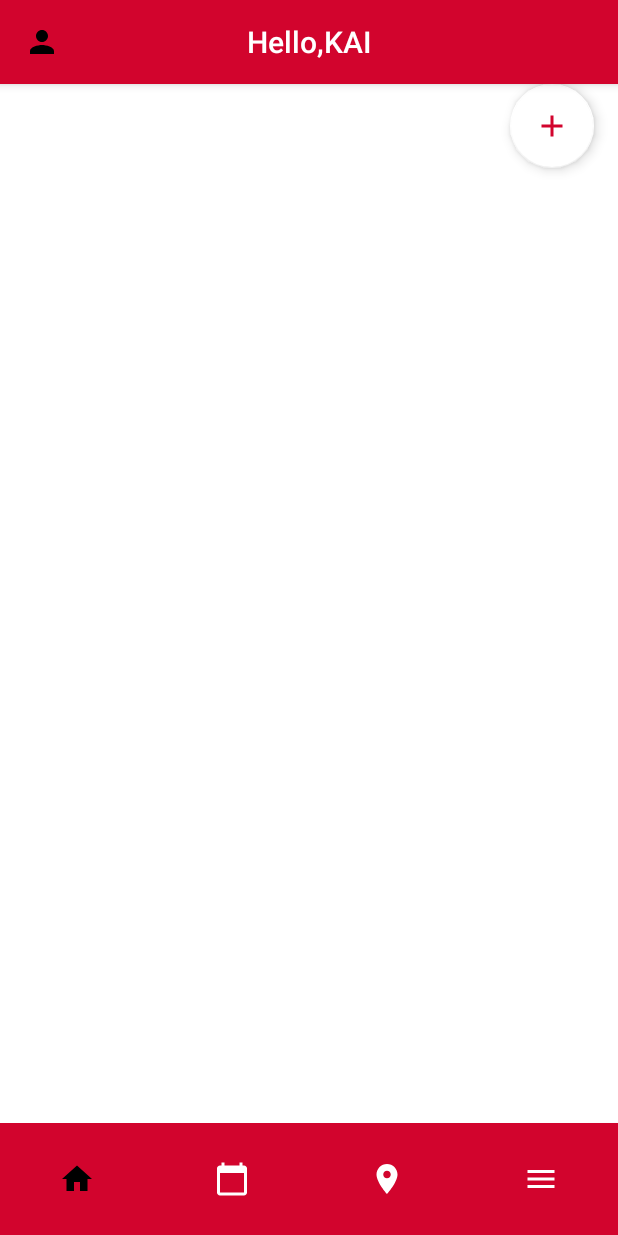
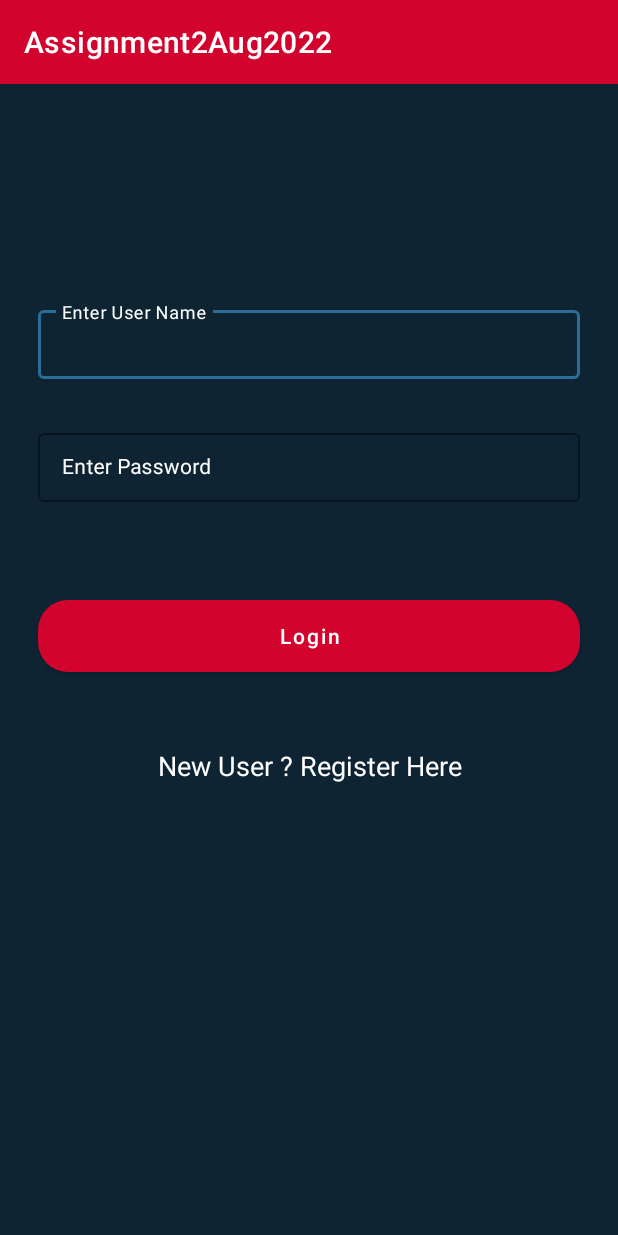
Before and after one commit to josephwongX/Assignment2Aug2022, an Android app: the screen it shows after launch (MainActivity before the commit, LoginActivity after it), on a phone screen of 412 x 824 dp. Run offline under Robolectric (Android 15) with nearby library versions, the phone set to English and light mode, and no system bars; our stand-ins replace Firebase (no records; nobody signed in at launch, a user with empty details on screens opened directly).

Commit message:
Login and Register Part 1

```diff
--- /dev/null
+++ b/app/src/main/java/com/example/assignment2aug2022/LoginActivity.java
@@ -0,0 +1,105 @@
+package com.example.assignment2aug2022;
+
+import android.content.Intent;
+import android.os.Bundle;
+import android.text.TextUtils;
+import android.view.View;
+import android.widget.Button;
+import android.widget.ProgressBar;
+import android.widget.TextView;
+import android.widget.Toast;
+
+import androidx.annotation.NonNull;
+import androidx.appcompat.app.AppCompatActivity;
+
+import com.google.android.gms.tasks.OnCompleteListener;
+import com.google.android.gms.tasks.Task;
+import com.google.android.material.textfield.TextInputEditText;
+import com.google.firebase.auth.AuthResult;
+import com.google.firebase.auth.FirebaseAuth;
+import com.google.firebase.auth.FirebaseUser;
+
+public class LoginActivity extends AppCompatActivity {
+
+    // creating variable for edit text, textview,
+    // button, progress bar and firebase auth.
+    private TextInputEditText userNameEdt, pwdEdt;
+    private Button loginBtn;
+    private ProgressBar loadingPB;
+    private TextView registerTV;
+    private FirebaseAuth mAuth;
+
+    @Override
+    protected void onCreate(Bundle savedInstanceState) {
+        super.onCreate(savedInstanceState);
+        setContentView(R.layout.activity_login);
+
+        // initializing all our variables.
+        userNameEdt = findViewById(R.id.idEdtUserName);
+        pwdEdt = findViewById(R.id.idEdtPwd);
+        loginBtn = findViewById(R.id.idBtnLogin);
+        registerTV = findViewById(R.id.idTVRegister);
+        mAuth = FirebaseAuth.getInstance();
+        loadingPB = findViewById(R.id.idPBLoading);
+        // adding click listener for our new user tv.
+        registerTV.setOnClickListener(new View.OnClickListener() {
+            @Override
+            public void onClick(View v) {
+                // on below line opening a login activity.
+                Intent i = new Intent(LoginActivity.this, RegisterActivity.class);
+                startActivity(i);
+            }
+        });
+
+        // adding on click listener for our login button.
+        loginBtn.setOnClickListener(new View.OnClickListener() {
+            @Override
+            public void onClick(View v) {
+                // hiding our progress bar.
+                loadingPB.setVisibility(View.VISIBLE);
+                // getting data from our edit text on below line.
+                String userName = userNameEdt.getText().toString();
+                String pwd = pwdEdt.getText().toString();
+                // on below line validating the text input.
+                if (TextUtils.isEmpty(userName) && TextUtils.isEmpty(pwd)) {
+                    Toast.makeText(LoginActivity.this, "Please enter your credentials..", Toast.LENGTH_SHORT).show();
+                    return;
+                }
+                mAuth.signInWithEmailAndPassword(userName, pwd).addOnCompleteListener(new OnCompleteListener<AuthResult>() {
+                    @Override
+                    public void onComplete(@NonNull Task<AuthResult> task) {
+                        //on below line we are checking if the task is successful or not
+                        if(task.isSuccessful()){
+                            // on below line we are hiding our progress bar
+                            loadingPB.setVisibility(View.GONE);
+                            Toast.makeText(LoginActivity.this, "Login Successful..", Toast.LENGTH_SHORT).show();
+                            // on below line we are opening our main activity
+                            Intent i = new Intent(LoginActivity.this, MainActivity.class);
+                            startActivity(i);
+                            finish();
+                        }else {
+                            //hiding our progress bar and displaying a toast message.
+                            loadingPB.setVisibility(View.GONE);
+                            Toast.makeText(LoginActivity.this, "Please enter valid user credentials", Toast.LENGTH_SHORT).show();
+                        }
+                    }
+                });
+            }
+        });
+    }
+
+    @Override
+    protected void onStart() {
+        super.onStart();
+        // in on start method checking if
+        // the user is already sign in
+        FirebaseUser user = mAuth.getCurrentUser();
+        if (user !=null){
+            //if the user is not null then we are
+            // opening a main activity on below line.
+            Intent i = new Intent(LoginActivity.this, MainActivity.class);
+            startActivity(i);
+            this.finish();
+        }
+    }
+}
--- /dev/null
+++ b/app/src/main/res/drawable/button_back.xml
@@ -0,0 +1,9 @@
+<?xml version="1.0" encoding="utf-8"?>
+<shape xmlns:android="http://schemas.android.com/apk/res/android"
+    android:shape="rectangle">
+    <!--for specifying corner radius-->
+    <corners android:radius="20dp" />
+    <!-- for specifying solid color-->
+    <solid android:color="@color/black_shade_1" />
+
+</shape>
--- /dev/null
+++ b/app/src/main/res/drawable/progress_back.xml
@@ -0,0 +1,32 @@
+<?xml version="1.0" encoding="utf-8"?>
+<rotate
+    xmlns:android="http://schemas.android.com/apk/res/android"
+    android:fromDegrees="0"
+    android:pivotX="50%"
+    android:pivotY="50%"
+    android:toDegrees="360">
+
+    <!--shape tag is used to
+        build a shape in XML-->
+    <shape
+        android:innerRadiusRatio="3"
+        android:shape="ring"
+        android:thicknessRatio="8"
+        android:useLevel="false">
+
+        <!--set the size of the shape-->
+        <size
+            android:width="76dip"
+            android:height="76dip" />
+
+        <!--set the color gradients
+            of the shape-->
+        <gradient
+            android:angle="0"
+            android:endColor="#00ffffff"
+            android:startColor="@color/purple_200"
+            android:type="sweep"
+            android:useLevel="false" />
+    </shape>
+
+</rotate>
--- /dev/null
+++ b/app/src/main/res/layout/activity_login.xml
@@ -0,0 +1,100 @@
+<?xml version="1.0" encoding="utf-8"?>
+<RelativeLayout xmlns:android="http://schemas.android.com/apk/res/android"
+    xmlns:app="http://schemas.android.com/apk/res-auto"
+    xmlns:tools="http://schemas.android.com/tools"
+    android:layout_width="match_parent"
+    android:layout_height="match_parent"
+    android:background="@color/black_shade_1"
+    tools:context=".LoginActivity">
+
+    <!--edit text for user name-->
+    <com.google.android.material.textfield.TextInputLayout
+        android:id="@+id/idTILUserName"
+        android:layout_width="match_parent"
+        android:layout_height="wrap_content"
+        style="@style/LoginTextInputLayoutStyle"
+        android:layout_marginStart="20dp"
+        android:layout_marginTop="140dp"
+        android:layout_marginEnd="20dp"
+        android:hint="Enter User Name"
+        android:padding="5dp"
+        android:textColorHint="@color/white"
+        app:hintTextColor="@color/white">
+        <com.google.android.material.textfield.TextInputEditText
+            android:id="@+id/idEdtUserName"
+            android:layout_width="match_parent"
+            android:layout_height="match_parent"
+            android:ems="10"
+            android:importantForAutofill="no"
+            android:inputType="textEmailAddress"
+            android:textColor="@color/white"
+            android:textColorHint="@color/white"
+            android:textSize="14sp" />
+    </com.google.android.material.textfield.TextInputLayout>
+
+    <!--edit text for user password-->
+    <com.google.android.material.textfield.TextInputLayout
+        android:layout_width="match_parent"
+        android:layout_height="wrap_content"
+        android:id="@+id/idTILPassword"
+        style="@style/LoginTextInputLayoutStyle"
+        android:layout_below="@id/idTILUserName"
+        android:layout_marginStart="20dp"
+        android:layout_marginTop="20dp"
+        android:layout_marginEnd="20dp"
+        android:hint="Enter Password"
+        android:padding="5dp"
+        android:textColorHint="@color/white"
+        app:hintTextColor="@color/white">
+        <com.google.android.material.textfield.TextInputEditText
+            android:id="@+id/idEdtPwd"
+            android:layout_width="match_parent"
+            android:layout_height="match_parent"
+            android:ems="10"
+            android:importantForAutofill="no"
+            android:inputType="textPassword"
+            android:textColor="@color/white"
+            android:textColorHint="@color/white"
+            android:textSize="14sp" />
+    </com.google.android.material.textfield.TextInputLayout>
+
+
+    <!--button for login-->
+    <Button
+        android:id="@+id/idBtnLogin"
+        android:layout_width="match_parent"
+        android:layout_height="wrap_content"
+        android:layout_below="@id/idTILPassword"
+        android:layout_marginStart="25dp"
+        android:layout_marginTop="60dp"
+        android:layout_marginEnd="25dp"
+        android:background="@drawable/button_back"
+        android:text="Login"
+        android:textAllCaps="false" />
+
+    <!--text view for creating a new account-->
+    <TextView
+        android:id="@+id/idTVRegister"
+        android:layout_width="match_parent"
+        android:layout_height="wrap_content"
+        android:layout_below="@id/idBtnLogin"
+        android:layout_marginTop="40dp"
+        android:gravity="center"
+        android:padding="10dp"
+        android:text="New User ? Register Here"
+        android:textAlignment="center"
+        android:textAllCaps="false"
+        android:textColor="@color/white"
+        android:textSize="18sp" />
+
+    <!--progress bar as a loading indicator-->
+    <ProgressBar
+        android:id="@+id/idPBLoading"
+        android:layout_width="wrap_content"
+        android:layout_height="wrap_content"
+        android:layout_centerInParent="true"
+        android:indeterminate="true"
+        android:indeterminateDrawable="@drawable/progress_back"
+        android:visibility="gone" />
+
+</RelativeLayout>
--- a/app/src/main/res/values/colors.xml
+++ b/app/src/main/res/values/colors.xml
@@ -9,5 +9,5 @@
     <color name="white">#FFFFFFFF</color>
     <color name="cherry_red">#D2042D</color>
     <color name="darker_red">#970F0F</color>
-
+    <color name="black_shade_1">#0e2433</color>
 </resources>
--- a/app/src/main/res/values/themes.xml
+++ b/app/src/main/res/values/themes.xml
@@ -13,4 +13,8 @@
         <item name="android:statusBarColor">?attr/colorPrimaryVariant</item>
         <!-- Customize your theme here. -->
     </style>
+    <style name="LoginTextInputLayoutStyle" parent="Widget.MaterialComponents.TextInputLayout.OutlinedBox.Dense">
+        <item name="boxStrokeColor">#296D98</item>
+        <item name="boxStrokeWidth">1dp</item>
+    </style>
 </resources>
```
Also changed, not shown: app/src/main/AndroidManifest.xml (+16 -0 lines), app/src/main/java/com/example/assignment2aug2022/MainActivity.java (+16 -0 lines), app/src/main/java/com/example/assignment2aug2022/RegisterActivity.java (added, +105 -0 lines), app/src/main/res/layout/activity_register.xml (added, +126 -0 lines).
